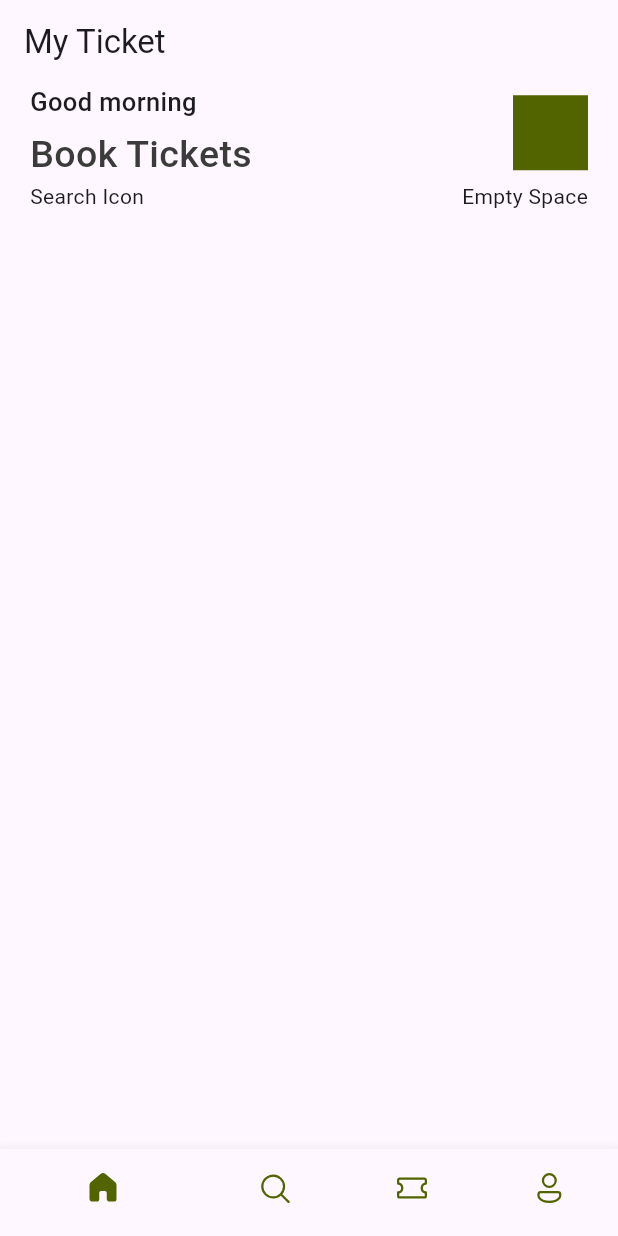
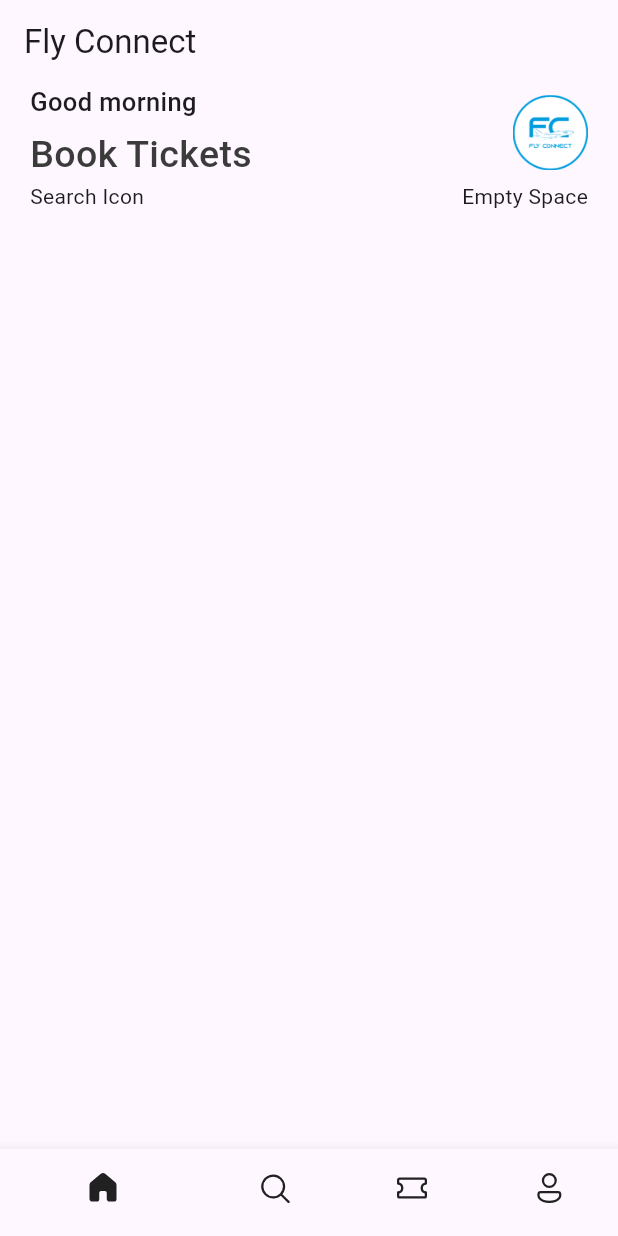
Before and after one commit to Kemical001/ticket-app, a Flutter app: the screen it shows after launch, on a phone screen of 412 x 824 dp. Run offline on Flutter 3.47's test engine with Material 3 defaults, Android fonts, the phone set to English and light mode, and no system bars; our stand-ins replace fluentui_icons.

```diff
--- a/lib/base/bottom_nav_bar.dart
+++ b/lib/base/bottom_nav_bar.dart
@@ -29,14 +29,14 @@ class _BottomNavBarState extends State<BottomNavBar> {
   Widget build(BuildContext context) {
     return Scaffold(
       appBar: AppBar(
-        title: Text("My Ticket"),
+        title: Text("Fly Connect"),
       ),
       body: appScreens[_selectedIndex],
       bottomNavigationBar: BottomNavigationBar(
         currentIndex: _selectedIndex,
         onTap: _onItemTapped,
-        selectedItemColor: Color(0xFF526400),
-        unselectedItemColor: Color(0xFF526400),
+        selectedItemColor: Colors.black87,
+        unselectedItemColor: Colors.black87,
         showSelectedLabels: false,
         items: [
           BottomNavigationBarItem(
--- a/lib/base/res/styles/app_styles.dart
+++ b/lib/base/res/styles/app_styles.dart
@@ -6,6 +6,11 @@ class AppStyles {
   static Color primaryColor = primary;
   static Color textColor = Color(0xFF3b3b3b);
 
-  static TextStyle headLineStyle1 = TextStyle(
-      fontSize: 25, fontWeight: FontWeight.w500, color: AppStyles.textColor);
+  static TextStyle headLineStyle1 =
+      TextStyle(fontSize: 25, fontWeight: FontWeight.w500, color: textColor);
+
+  static TextStyle headLineStyle3 = TextStyle(
+    fontSize: 17,
+    fontWeight: FontWeight.w500,
+  );
 }
--- a/lib/screens/home_screen.dart
+++ b/lib/screens/home_screen.dart
@@ -23,8 +23,7 @@ class HomeScreen extends StatelessWidget {
                       children: [
                         Text(
                           "Good morning",
-                          style: TextStyle(
-                              fontSize: 17, fontWeight: FontWeight.w500),
+                          style: AppStyles.headLineStyle3,
                         ),
                         SizedBox(
                           height: 5,
@@ -36,9 +35,12 @@ class HomeScreen extends StatelessWidget {
                       ],
                     ),
                     Container(
-                      color: Color(0xFF526400),
                       height: 50,
                       width: 50,
+                      decoration: BoxDecoration(
+                          borderRadius: BorderRadius.circular(10),
+                          image: DecorationImage(
+                              image: AssetImage("assets/images/logo.png"))),
                     )
                   ],
                 ),
--- a/pubspec.yaml
+++ b/pubspec.yaml
@@ -60,8 +60,8 @@ flutter:
   uses-material-design: true
 
   # To add assets to your application, add an assets section, like this:
-  # assets:
-  #   - images/a_dot_burr.jpeg
+  assets:
+    - assets/images/
   #   - images/a_dot_ham.jpeg
 
   # An image asset can refer to one or more resolution-specific "variants", see
```
Also changed, not shown: assets/images/logo.png (added).
